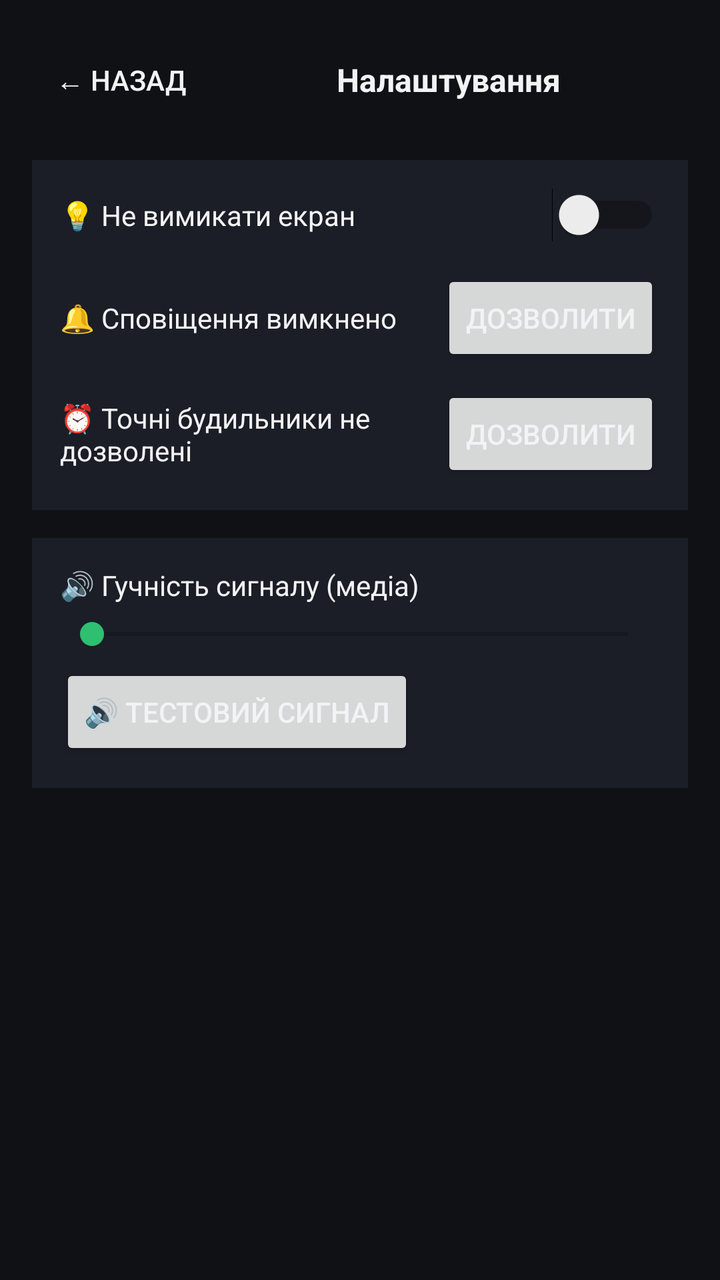
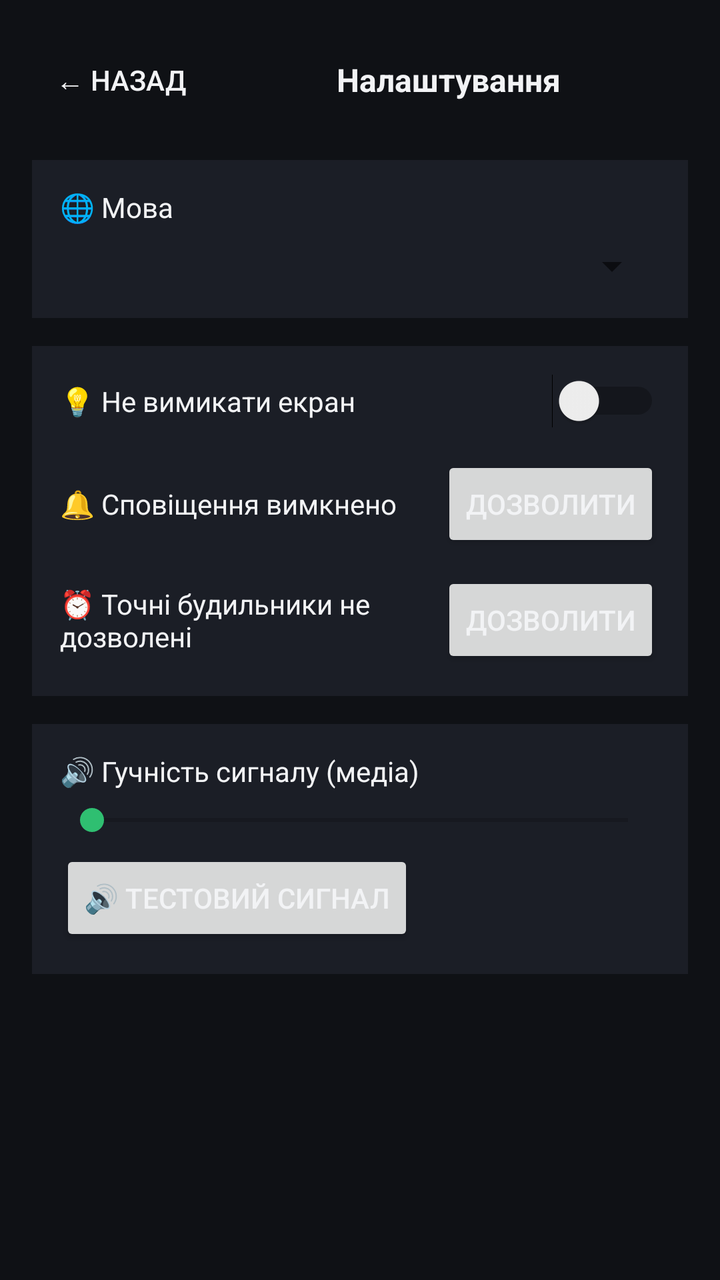

Screens rendered from an Android XML layout before and after an edit, with the pre-edit source and the edit as a unified diff.
<!-- AndroidManifest.xml: application theme Theme.RollTimer -->
<!-- res/layout/activity_settings.xml -->
<?xml version="1.0" encoding="utf-8"?>
<ScrollView xmlns:android="http://schemas.android.com/apk/res/android"
    android:layout_width="match_parent"
    android:layout_height="match_parent"
    android:background="@color/colorBackground">

    <LinearLayout
        android:layout_width="match_parent"
        android:layout_height="wrap_content"
        android:orientation="vertical"
        android:padding="16dp">

        <LinearLayout
            android:layout_width="match_parent"
            android:layout_height="wrap_content"
            android:orientation="horizontal"
            android:gravity="center_vertical"
            android:layout_marginBottom="16dp">
            <Button
                android:id="@+id/backButton"
                style="?android:attr/borderlessButtonStyle"
                android:layout_width="wrap_content"
                android:layout_height="wrap_content"
                android:textColor="@color/colorOnSurface"
                android:text="← Назад" />
            <TextView
                android:layout_width="0dp"
                android:layout_height="wrap_content"
                android:layout_weight="1"
                android:gravity="center"
                android:textColor="@color/colorOnSurface"
                android:textStyle="bold"
                android:textSize="16sp"
                android:text="Налаштування" />
        </LinearLayout>

        <LinearLayout
            android:layout_width="match_parent"
            android:layout_height="wrap_content"
            android:orientation="vertical"
            android:background="@color/colorSurface"
            android:padding="14dp"
            android:layout_marginBottom="14dp">

            <LinearLayout
                android:layout_width="match_parent"
                android:layout_height="wrap_content"
                android:orientation="horizontal"
                android:gravity="center_vertical"
                android:layout_marginBottom="14dp">
                <TextView
                    android:layout_width="0dp"
                    android:layout_height="wrap_content"
                    android:layout_weight="1"
                    android:textColor="@color/colorOnSurface"
                    android:text="💡 Не вимикати екран" />
                <Switch
                    android:id="@+id/keepScreenSwitch"
                    android:layout_width="wrap_content"
                    android:layout_height="wrap_content" />
            </LinearLayout>

            <LinearLayout
                android:layout_width="match_parent"
                android:layout_height="wrap_content"
                android:orientation="horizontal"
                android:gravity="center_vertical"
                android:layout_marginBottom="10dp">
                <TextView
                    android:id="@+id/notifStatusText"
                    android:layout_width="0dp"
                    android:layout_height="wrap_content"
                    android:layout_weight="1"
                    android:textColor="@color/colorOnSurface"
                    android:text="🔔 Сповіщення вимкнено" />
                <Button
                    android:id="@+id/notifButton"
                    android:layout_width="wrap_content"
                    android:layout_height="wrap_content"
                    android:text="Дозволити" />
            </LinearLayout>

            <LinearLayout
                android:layout_width="match_parent"
                android:layout_height="wrap_content"
                android:orientation="horizontal"
                android:gravity="center_vertical">
                <TextView
                    android:id="@+id/exactAlarmStatusText"
                    android:layout_width="0dp"
                    android:layout_height="wrap_content"
                    android:layout_weight="1"
                    android:textColor="@color/colorOnSurface"
                    android:text="⏰ Точні будильники не дозволені" />
                <Button
                    android:id="@+id/exactAlarmButton"
                    android:layout_width="wrap_content"
                    android:layout_height="wrap_content"
                    android:text="Дозволити" />
            </LinearLayout>
        </LinearLayout>

        <LinearLayout
            android:layout_width="match_parent"
            android:layout_height="wrap_content"
            android:orientation="vertical"
            android:background="@color/colorSurface"
            android:padding="14dp">
            <TextView
                android:layout_width="wrap_content"
                android:layout_height="wrap_content"
                android:text="🔊 Гучність сигналу (медіа)"
                android:textColor="@color/colorOnSurface"
                android:layout_marginBottom="6dp" />
            <SeekBar
                android:id="@+id/volumeSeekBar"
                android:layout_width="match_parent"
                android:layout_height="wrap_content" />
            <Button
                android:id="@+id/listenTestButton"
                android:layout_width="wrap_content"
                android:layout_height="wrap_content"
                android:layout_marginTop="6dp"
                android:text="🔊 Тестовий сигнал" />
        </LinearLayout>

    </LinearLayout>
</ScrollView>
<!-- resources referenced by this layout -->
<resources>
  <color name="colorBackground">#0F1115</color>
  <color name="colorOnSurface">#F2F3F5</color>
  <color name="colorSurface">#1B1E26</color>
  <style name="Theme.RollTimer" parent="Theme.MaterialComponents.DayNight.NoActionBar">
          <item name="colorPrimary">@color/colorPrimary</item>
          <item name="colorPrimaryDark">@color/colorPrimaryDark</item>
          <item name="colorAccent">@color/colorAccent</item>
          <item name="android:windowBackground">@color/colorBackground</item>
          <item name="android:textColorPrimary">@color/colorOnSurface</item>
      </style>
  <color name="colorPrimary">#4F8CFF</color>
  <color name="colorPrimaryDark">#2A5CC7</color>
  <color name="colorAccent">#2FBF71</color>
</resources>

<!-- the commit's change to res/layout/activity_settings.xml (unified diff, before → after) -->
@@ -22,7 +22,7 @@
                 android:layout_width="wrap_content"
                 android:layout_height="wrap_content"
                 android:textColor="@color/colorOnSurface"
-                android:text="← Назад" />
+                android:text="@string/back_button" />
             <TextView
                 android:layout_width="0dp"
                 android:layout_height="wrap_content"
@@ -31,7 +31,27 @@
                 android:textColor="@color/colorOnSurface"
                 android:textStyle="bold"
                 android:textSize="16sp"
-                android:text="Налаштування" />
+                android:text="@string/settings_title" />
+        </LinearLayout>
+
+        <LinearLayout
+            android:layout_width="match_parent"
+            android:layout_height="wrap_content"
+            android:orientation="vertical"
+            android:background="@color/colorSurface"
+            android:padding="14dp"
+            android:layout_marginBottom="14dp">
+
+            <TextView
+                android:layout_width="wrap_content"
+                android:layout_height="wrap_content"
+                android:text="@string/language_label"
+                android:textColor="@color/colorOnSurface"
+                android:layout_marginBottom="8dp" />
+            <Spinner
+                android:id="@+id/languageSpinner"
+                android:layout_width="match_parent"
+                android:layout_height="wrap_content" />
         </LinearLayout>
 
         <LinearLayout
@@ -53,7 +73,7 @@
                     android:layout_height="wrap_content"
                     android:layout_weight="1"
                     android:textColor="@color/colorOnSurface"
-                    android:text="💡 Не вимикати екран" />
+                    android:text="@string/keep_screen_label" />
                 <Switch
                     android:id="@+id/keepScreenSwitch"
                     android:layout_width="wrap_content"
@@ -72,12 +92,12 @@
                     android:layout_height="wrap_content"
                     android:layout_weight="1"
                     android:textColor="@color/colorOnSurface"
-                    android:text="🔔 Сповіщення вимкнено" />
+                    android:text="@string/notif_off" />
                 <Button
                     android:id="@+id/notifButton"
                     android:layout_width="wrap_content"
                     android:layout_height="wrap_content"
-                    android:text="Дозволити" />
+                    android:text="@string/allow_button" />
             </LinearLayout>
 
             <LinearLayout
@@ -91,12 +111,12 @@
                     android:layout_height="wrap_content"
                     android:layout_weight="1"
                     android:textColor="@color/colorOnSurface"
-                    android:text="⏰ Точні будильники не дозволені" />
+                    android:text="@string/exact_alarm_off" />
                 <Button
                     android:id="@+id/exactAlarmButton"
                     android:layout_width="wrap_content"
                     android:layout_height="wrap_content"
-                    android:text="Дозволити" />
+                    android:text="@string/allow_button" />
             </LinearLayout>
         </LinearLayout>
 
@@ -109,7 +129,7 @@
             <TextView
                 android:layout_width="wrap_content"
                 android:layout_height="wrap_content"
-                android:text="🔊 Гучність сигналу (медіа)"
+                android:text="@string/volume_label"
                 android:textColor="@color/colorOnSurface"
                 android:layout_marginBottom="6dp" />
             <SeekBar
@@ -121,7 +141,7 @@
                 android:layout_width="wrap_content"
                 android:layout_height="wrap_content"
                 android:layout_marginTop="6dp"
-                android:text="🔊 Тестовий сигнал" />
+                android:text="@string/test_signal_button" />
         </LinearLayout>
 
     </LinearLayout>
<!-- resource entries referenced after the edit -->
@@ -3,6 +3,15 @@
   <color name="colorBackground">#0F1115</color>
   <color name="colorOnSurface">#F2F3F5</color>
   <color name="colorSurface">#1B1E26</color>
+  <string name="allow_button">Дозволити</string>
+  <string name="back_button">← Назад</string>
+  <string name="exact_alarm_off">⏰ Точні будильники не дозволені</string>
+  <string name="keep_screen_label">💡 Не вимикати екран</string>
+  <string name="language_label">🌐 Мова</string>
+  <string name="notif_off">🔔 Сповіщення вимкнено</string>
+  <string name="settings_title">Налаштування</string>
+  <string name="test_signal_button">🔊 Тестовий сигнал</string>
+  <string name="volume_label">🔊 Гучність сигналу (медіа)</string>
   <style name="Theme.RollTimer" parent="Theme.MaterialComponents.DayNight.NoActionBar">
           <item name="colorPrimary">@color/colorPrimary</item>
           <item name="colorPrimaryDark">@color/colorPrimaryDark</item>
